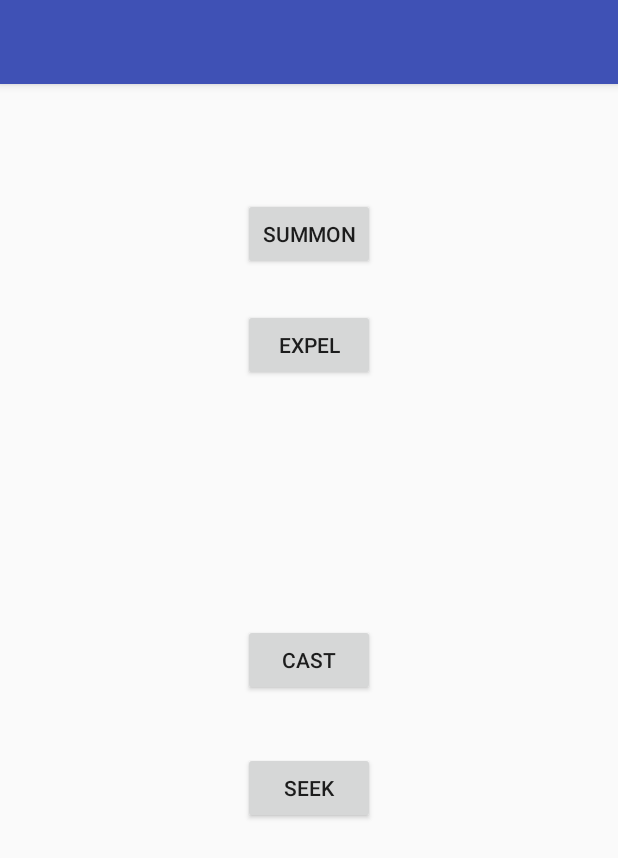
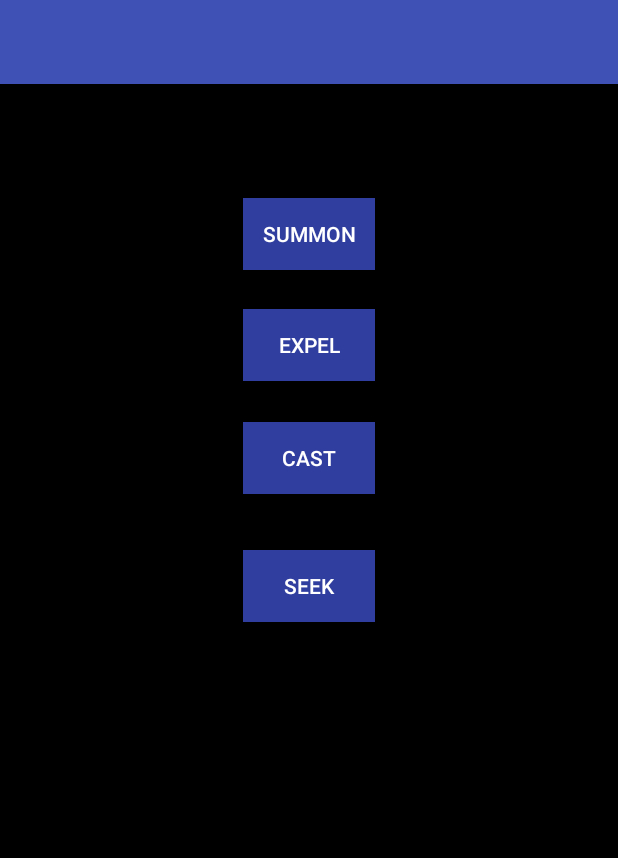
Before and after one commit to quaap/ComputationalDemonology, an Android app: the screen it shows after launch (MainActivity), on a phone screen of 412 x 824 dp. Shown: the top 858 px of the screen. Run offline under Robolectric (Android 15) with nearby library versions, the phone set to English and light mode, and no system bars.

Commit message:
Code Ticker and ring tweaks

```diff
--- a/app/src/main/java/com/quaap/computationaldemonology/GraphicDemonActivity.java
+++ b/app/src/main/java/com/quaap/computationaldemonology/GraphicDemonActivity.java
@@ -63,7 +63,7 @@ public class GraphicDemonActivity extends AppCompatActivity implements SensorEve
 
 
             if (hist.length()>6) {
-                hist.delete(0,3);
+                hist.delete(0,2);
             }
             if (hist.length()<1000) {
                 for (int i = 0; i < 2; i++) {
@@ -86,7 +86,7 @@ public class GraphicDemonActivity extends AppCompatActivity implements SensorEve
                         int rnd = (int) (Math.random() * (hp.length() - 20));
                         hist.append(hp.substring(rnd, rnd + 20));
                     }
-                    if (Math.random() > .8) {
+                    if (Math.random() > .85) {
                         hist.append(" ");
                         int rnd = (int) (Math.random() * (lsp.length() - 20));
                         hist.append(lsp.substring(rnd, rnd + 20));
--- a/app/src/main/java/com/quaap/computationaldemonology/GraphicDmn.java
+++ b/app/src/main/java/com/quaap/computationaldemonology/GraphicDmn.java
@@ -56,6 +56,7 @@ public class GraphicDmn extends SurfaceView implements  SurfaceHolder.Callback {
 
 
 
+
 //        Synth synth = new Synth();
 //        synth.genSaw(64);
        // blackCanvas(holder);
@@ -76,6 +77,9 @@ public class GraphicDmn extends SurfaceView implements  SurfaceHolder.Callback {
         }
         d.setPaints(mLinePaint, mBgColor);
         drawers.add(d);
+        Drawgorythm d2 = new TouchLightning();
+        d2.setPaints(mLinePaint, mBgColor);
+        drawers.add(d2);
     }
 
 
@@ -173,7 +177,7 @@ public class GraphicDmn extends SurfaceView implements  SurfaceHolder.Callback {
                 break;
             case MotionEvent.ACTION_UP:
                 for (Drawgorythm d: drawers) {
-                    d.touched(e.getAction(), x, y, 0, 0);
+                    d.touched(e.getAction(), 0, 0, 0, 0);
                 }
                 break;
 
--- a/app/src/main/res/layout/activity_graphic_demon.xml
+++ b/app/src/main/res/layout/activity_graphic_demon.xml
@@ -18,7 +18,6 @@
         android:id="@+id/mathtxt"
         android:layout_alignParentStart="true"
         android:maxLines="2"
-        android:textColor="@android:color/holo_green_dark"
-        android:alpha=".7" />
+        android:textColor="@android:color/holo_green_dark" />
 
 </RelativeLayout>
--- a/app/src/main/res/layout/activity_main.xml
+++ b/app/src/main/res/layout/activity_main.xml
@@ -8,7 +8,8 @@
     android:paddingLeft="@dimen/activity_horizontal_margin"
     android:paddingRight="@dimen/activity_horizontal_margin"
     android:paddingTop="@dimen/activity_vertical_margin"
-    tools:context="com.quaap.computationaldemonology.MainActivity">
+    tools:context="com.quaap.computationaldemonology.MainActivity"
+    android:background="@android:color/background_dark">
 
     <Button
         android:text="Summon"
@@ -17,24 +18,9 @@
         android:layout_alignParentTop="true"
         android:layout_centerHorizontal="true"
         android:layout_marginTop="60dp"
-        android:id="@+id/button_summon"/>
-
-    <Button
-        android:text="Expel"
-        android:layout_width="wrap_content"
-        android:layout_height="wrap_content"
-        android:id="@+id/button_expel"
-        android:layout_below="@+id/button_summon"
-        android:layout_alignStart="@+id/button_summon"
-        android:layout_marginTop="26dp"/>
-
-    <Button
-        android:text="Cast"
-        android:layout_width="wrap_content"
-        android:layout_height="wrap_content"
-        android:layout_centerVertical="true"
-        android:layout_alignStart="@+id/button_expel"
-        android:id="@+id/button_cast"/>
+        android:id="@+id/button_summon"
+        android:textColor="@android:color/white"
+        android:background="@color/colorPrimaryDark" />
 
     <Button
         android:text="Seek"
@@ -43,5 +29,29 @@
         android:layout_below="@+id/button_cast"
         android:layout_alignStart="@+id/button_cast"
         android:layout_marginTop="37dp"
-        android:id="@+id/button_seek"/>
+        android:id="@+id/button_seek"
+        android:textColor="@android:color/white"
+        android:background="@color/colorPrimaryDark" />
+
+    <Button
+        android:text="Expel"
+        android:layout_width="wrap_content"
+        android:layout_height="wrap_content"
+        android:id="@+id/button_expel"
+        android:layout_marginTop="26dp"
+        android:layout_below="@+id/button_summon"
+        android:layout_centerHorizontal="true"
+        android:textColor="@android:color/white"
+        android:background="@color/colorPrimaryDark" />
+
+    <Button
+        android:text="Cast"
+        android:layout_width="wrap_content"
+        android:layout_height="wrap_content"
+        android:id="@+id/button_cast"
+        android:layout_below="@+id/button_expel"
+        android:layout_alignStart="@+id/button_expel"
+        android:layout_marginTop="27dp"
+        android:textColor="@android:color/white"
+        android:background="@color/colorPrimaryDark" />
 </RelativeLayout>
--- a/app/src/main/res/values/colors.xml
+++ b/app/src/main/res/values/colors.xml
@@ -1,6 +1,6 @@
 <?xml version="1.0" encoding="utf-8"?>
 <resources>
     <color name="colorPrimary">#3F51B5</color>
-    <color name="colorPrimaryDark">#303F9F</color>
+    <color name="colorPrimaryDark">#303f9f</color>
     <color name="colorAccent">#FF4081</color>
 </resources>
```
Also changed, not shown: app/src/main/java/com/quaap/computationaldemonology/Drawgorythm.java (+26 -0 lines).
